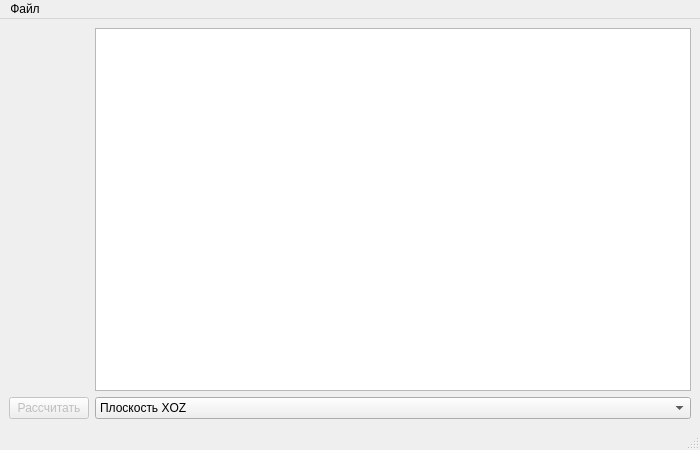
Above: mainwindow.ui from cool-palace/Collaborative-Robot before the change. Below: the same form after it.
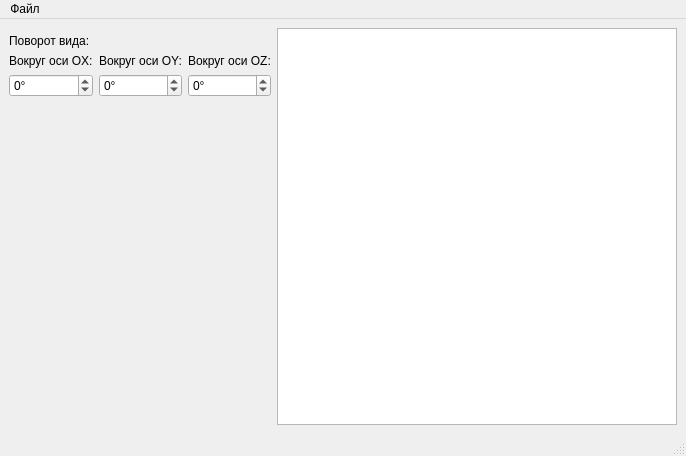
That is the form after the change.

The edit to the form file:
```diff
--- a/mainwindow.ui
+++ b/mainwindow.ui
@@ -6,8 +6,8 @@
    <rect>
     <x>0</x>
     <y>0</y>
-    <width>700</width>
-    <height>450</height>
+    <width>678</width>
+    <height>456</height>
    </rect>
   </property>
   <property name="windowTitle">
@@ -17,20 +17,100 @@
    <layout class="QGridLayout" name="gridLayout_2">
     <item row="0" column="1">
      <layout class="QGridLayout" name="gridLayout">
-      <item row="1" column="1">
-       <widget class="QPushButton" name="calculate">
-        <property name="enabled">
-         <bool>false</bool>
-        </property>
-        <property name="text">
-         <string>Рассчитать</string>
-        </property>
-       </widget>
-      </item>
       <item row="0" column="1">
        <layout class="QVBoxLayout" name="verticalLayout"/>
       </item>
-      <item row="0" column="2">
+      <item row="1" column="1">
+       <layout class="QGridLayout" name="gridLayout_3">
+        <item row="2" column="3">
+         <widget class="QLabel" name="label_4">
+          <property name="text">
+           <string>Вокруг оси OZ:</string>
+          </property>
+         </widget>
+        </item>
+        <item row="2" column="1">
+         <widget class="QLabel" name="label_2">
+          <property name="text">
+           <string>Вокруг оси OX:</string>
+          </property>
+         </widget>
+        </item>
+        <item row="3" column="2">
+         <widget class="QSpinBox" name="dial_y">
+          <property name="suffix">
+           <string>°</string>
+          </property>
+          <property name="minimum">
+           <number>-180</number>
+          </property>
+          <property name="maximum">
+           <number>180</number>
+          </property>
+         </widget>
+        </item>
+        <item row="0" column="1" colspan="3">
+         <widget class="QLabel" name="label">
+          <property name="sizePolicy">
+           <sizepolicy hsizetype="Preferred" vsizetype="Preferred">
+            <horstretch>0</horstretch>
+            <verstretch>0</verstretch>
+           </sizepolicy>
+          </property>
+          <property name="text">
+           <string>Поворот вида:</string>
+          </property>
+         </widget>
+        </item>
+        <item row="2" column="2">
+         <widget class="QLabel" name="label_3">
+          <property name="text">
+           <string>Вокруг оси OY:</string>
+          </property>
+         </widget>
+        </item>
+        <item row="3" column="3">
+         <widget class="QSpinBox" name="dial_z">
+          <property name="suffix">
+           <string>°</string>
+          </property>
+          <property name="minimum">
+           <number>-180</number>
+          </property>
+          <property name="maximum">
+           <number>180</number>
+          </property>
+         </widget>
+        </item>
+        <item row="3" column="1">
+         <widget class="QSpinBox" name="dial_x">
+          <property name="suffix">
+           <string>°</string>
+          </property>
+          <property name="minimum">
+           <number>-180</number>
+          </property>
+          <property name="maximum">
+           <number>180</number>
+          </property>
+         </widget>
+        </item>
+        <item row="4" column="1" colspan="3">
+         <widget class="QLabel" name="filler">
+          <property name="sizePolicy">
+           <sizepolicy hsizetype="Expanding" vsizetype="Expanding">
+            <horstretch>0</horstretch>
+            <verstretch>0</verstretch>
+           </sizepolicy>
+          </property>
+          <property name="text">
+           <string/>
+          </property>
+         </widget>
+        </item>
+       </layout>
+      </item>
+      <item row="0" column="2" rowspan="2">
        <widget class="QGraphicsView" name="view">
         <property name="sizePolicy">
          <sizepolicy hsizetype="Expanding" vsizetype="Expanding">
@@ -52,20 +132,6 @@
         </property>
        </widget>
       </item>
-      <item row="1" column="2">
-       <widget class="QComboBox" name="plane">
-        <item>
-         <property name="text">
-          <string>Плоскость XOZ</string>
-         </property>
-        </item>
-        <item>
-         <property name="text">
-          <string>Плоскость YOZ</string>
-         </property>
-        </item>
-       </widget>
-      </item>
      </layout>
     </item>
    </layout>
@@ -75,7 +141,7 @@
     <rect>
      <x>0</x>
      <y>0</y>
-     <width>700</width>
+     <width>678</width>
      <height>25</height>
     </rect>
    </property>
```
